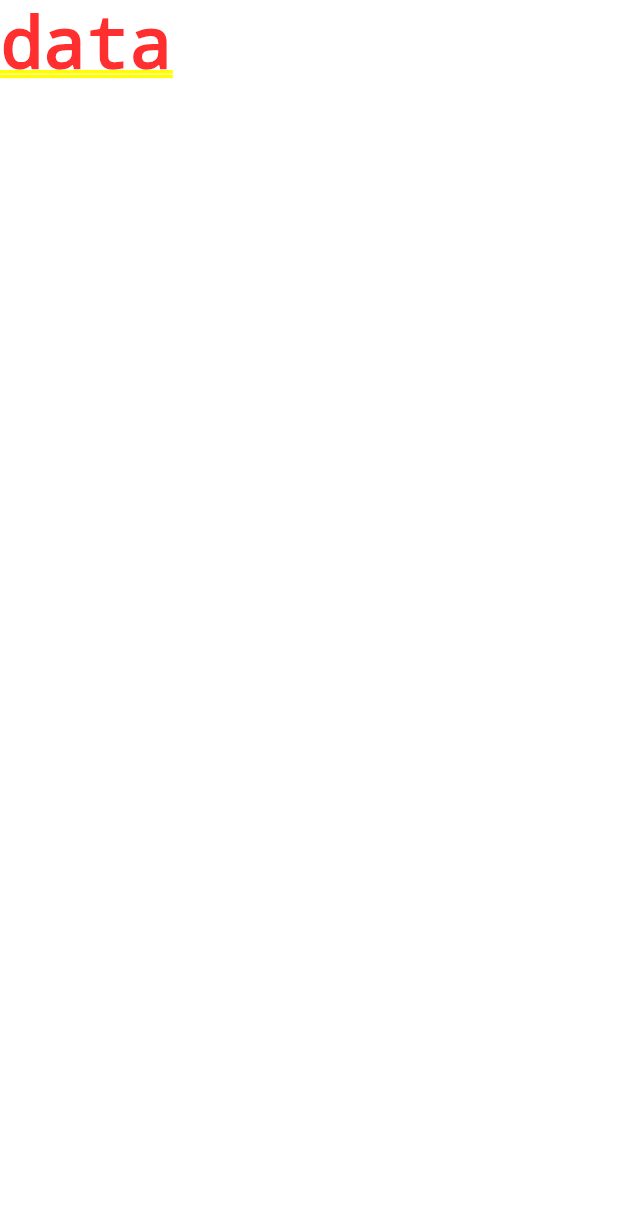
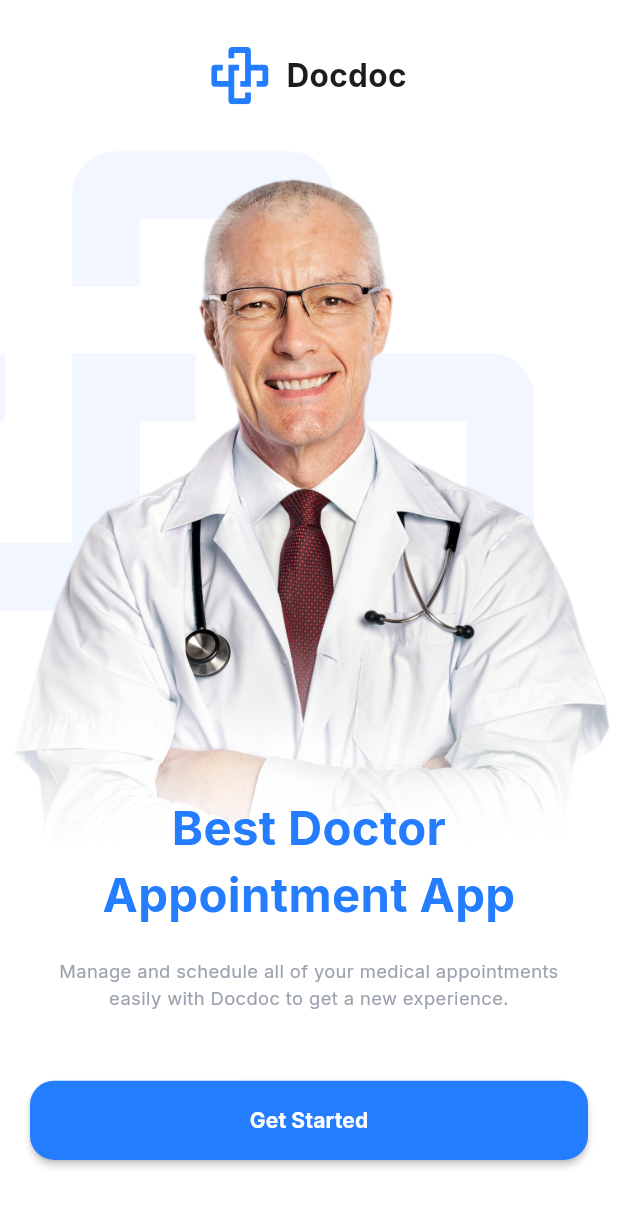
Before and after one commit to JAPAL-M/DocDoc, a Flutter app: the screen it shows after launch, on a phone screen of 412 x 824 dp. Shown: the top 1207 px of the screen. Run offline on Flutter 3.47's test engine with Material 3 defaults, Android fonts, the phone set to English and light mode, and no system bars; our stand-ins replace flutter_screenutil, flutter_svg, google_fonts, velocity_x.

Commit message:
done ui onBoarding screen

```diff
--- /dev/null
+++ b/lib/core/widgets/custom_material_button.dart
@@ -0,0 +1,24 @@
+import 'package:flutter/material.dart';
+import 'package:flutter_screenutil/flutter_screenutil.dart';
+import 'package:velocity_x/velocity_x.dart';
+
+class CustomMaterialButton extends StatelessWidget {
+  const CustomMaterialButton({
+    super.key, required this.textButton, required this.onPressed,
+  });
+final String textButton;
+final Function() onPressed;
+  @override
+  Widget build(BuildContext context) {
+    return MaterialButton(
+      onPressed: onPressed,
+      color: context.primaryColor,
+      shape: RoundedRectangleBorder(
+        borderRadius: BorderRadius.circular(16),
+      ),
+      minWidth: double.infinity,
+      height: 52.h,
+      child: textButton.text.white.bold.make(),
+    );
+  }
+}
--- a/lib/doc_app.dart
+++ b/lib/doc_app.dart
@@ -3,6 +3,7 @@ import 'package:docdoc_app/core/routing/routes.dart';
 import 'package:docdoc_app/core/theme/app_color.dart';
 import 'package:flutter/material.dart';
 import 'package:flutter_screenutil/flutter_screenutil.dart';
+import 'package:google_fonts/google_fonts.dart';
 
 class MyApp extends StatelessWidget {
   final AppRouter appRouter;
@@ -11,13 +12,14 @@ class MyApp extends StatelessWidget {
   @override
   Widget build(BuildContext context) {
     return ScreenUtilInit(
-      designSize: const Size(360, 690),
+      designSize: const Size(375, 812),
       minTextAdapt: true,
       child: MaterialApp(
         debugShowCheckedModeBanner: false,
         theme: ThemeData(
           primaryColor: AppColor.primaryColor,
-          scaffoldBackgroundColor: Colors.white
+          scaffoldBackgroundColor: Colors.white,
+          fontFamily: GoogleFonts.inter().fontFamily,
         ),
         onGenerateRoute: appRouter.generateRoute,
         initialRoute: Routes.onBoardingScreen,
--- a/lib/features/onBoarding/ui/onBoarding_screen.dart
+++ b/lib/features/onBoarding/ui/onBoarding_screen.dart
@@ -1,10 +1,35 @@
-import 'package:flutter/cupertino.dart';
+import 'package:docdoc_app/core/widgets/custom_material_button.dart';
+import 'package:docdoc_app/features/onBoarding/ui/widgets/doc_logo_and_name.dart';
+import 'package:docdoc_app/features/onBoarding/ui/widgets/doctor_image_and_text.dart';
+import 'package:flutter/material.dart';
+import 'package:flutter_screenutil/flutter_screenutil.dart';
+import 'package:velocity_x/velocity_x.dart';
 
 class OnBoardingScreen extends StatelessWidget {
   const OnBoardingScreen({super.key});
 
   @override
   Widget build(BuildContext context) {
-    return const Text("data");
+    return Scaffold(
+      body: SafeArea(
+          child: Column(
+        children: [
+          const DocLogoAndName(),
+          const DoctorImageAndText().pOnly(top: 30.h),
+          "Manage and schedule all of your medical appointments easily with Docdoc to get a new experience."
+              .text
+              .sm
+              .gray400
+              .center
+              .make()
+              .px(30),
+          const Spacer(),
+          CustomMaterialButton(
+            textButton: "Get Started",
+            onPressed: () {},
+          ).px20()
+        ],
+      ).pOnly(top: 30.h, bottom: 50.h)),
+    );
   }
 }
--- /dev/null
+++ b/lib/features/onBoarding/ui/widgets/doc_logo_and_name.dart
@@ -0,0 +1,21 @@
+import 'package:flutter/material.dart';
+import 'package:flutter_screenutil/flutter_screenutil.dart';
+import 'package:flutter_svg/flutter_svg.dart';
+import 'package:velocity_x/velocity_x.dart';
+
+class DocLogoAndName extends StatelessWidget {
+  const DocLogoAndName({
+    super.key,
+  });
+
+  @override
+  Widget build(BuildContext context) {
+    return Row(
+      mainAxisAlignment: MainAxisAlignment.center,
+      children: [
+        SvgPicture.asset("assets/images/Logo.svg").pOnly(right: 10.w),
+        "Docdoc".text.xl2.bold.make()
+      ],
+    );
+  }
+}
--- /dev/null
+++ b/lib/features/onBoarding/ui/widgets/doctor_image_and_text.dart
@@ -0,0 +1,37 @@
+import 'package:flutter/material.dart';
+import 'package:flutter_svg/flutter_svg.dart';
+import 'package:velocity_x/velocity_x.dart';
+
+class DoctorImageAndText extends StatelessWidget {
+  const DoctorImageAndText({
+    super.key,
+  });
+
+  @override
+  Widget build(BuildContext context) {
+    return Stack(
+      children: [
+        SvgPicture.asset("assets/images/onBoarding_image.svg"),
+        Container(
+            foregroundDecoration: BoxDecoration(
+                gradient: LinearGradient(
+                    colors: [Colors.white, Colors.white.withOpacity(0.0)],
+                    begin: Alignment.bottomCenter,
+                    end: Alignment.topCenter,
+                    stops: const [0.14, 0.4])),
+            child: Image.asset("assets/images/doctor_image.png")),
+        Positioned(
+            bottom: 20,
+            left: 0,
+            right: 0,
+            child: "Best Doctor\nAppointment App"
+                .text
+                .center
+                .xl4
+                .bold
+                .color(context.primaryColor)
+                .make())
+      ],
+    );
+  }
+}
--- a/pubspec.yaml
+++ b/pubspec.yaml
@@ -59,6 +59,10 @@ dependencies:
   flutter_svg: ^2.0.9
   # Responsive:
   flutter_screenutil: ^5.9.0
+  # helper library:
+  velocity_x: ^4.1.2
+  # Google Fonts
+  google_fonts: ^6.1.0
 dev_dependencies:
   flutter_test:
     sdk: flutter
```
Also changed, not shown: assets/images/Logo.svg (added), assets/images/doctor_image.png (added), assets/images/onBoarding_image.svg (added), pubspec.lock.
